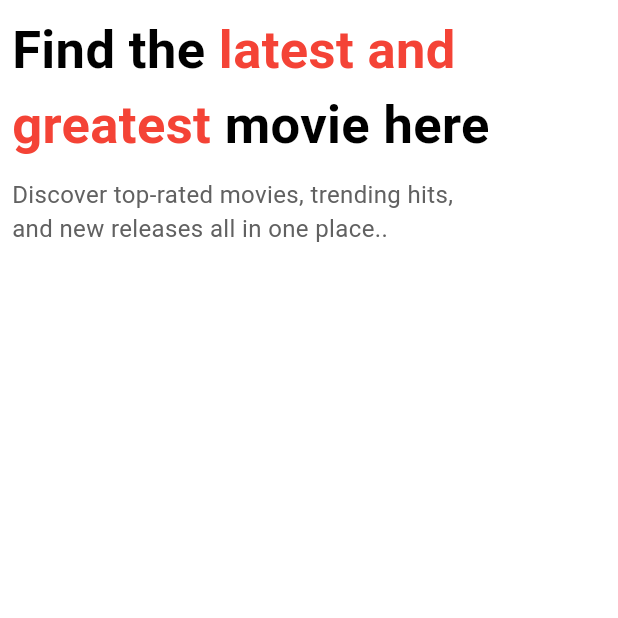
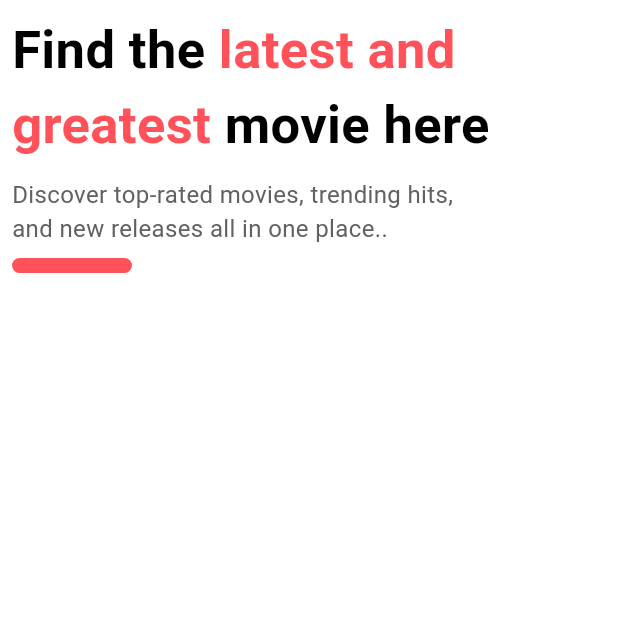
Before and after one commit to Eranga035225/movie_app_flutter_mobile_app, a Flutter app: the screen it shows after launch, on a phone screen of 412 x 824 dp, the top half of it. Run offline on Flutter 3.47's test engine with Material 3 defaults, Android fonts, the phone set to English and light mode, and no system bars.

Commit message:
changed color

```diff
--- a/lib/screens/onboard_screen1.dart
+++ b/lib/screens/onboard_screen1.dart
@@ -24,7 +24,7 @@ class _OnBoardScreen1State extends State<OnBoardScreen1> {
                   text: 'Find the',
                   style: TextStyle(color: Colors.black,fontSize: 35,fontWeight: FontWeight.bold),
                   children: [
-                    TextSpan(text: ' latest and\ngreatest',style: TextStyle(color: Colors.red,fontSize: 35,fontWeight: FontWeight.bold)),
+                    TextSpan(text: ' latest and\ngreatest',style: TextStyle( color: Color(0xFFFF515A),fontSize: 35,fontWeight: FontWeight.bold)),
                     TextSpan(text: ' movie here',style: TextStyle(color: Colors.black,fontSize: 35,fontWeight: FontWeight.bold)),
                   ]
 
@@ -33,6 +33,15 @@ class _OnBoardScreen1State extends State<OnBoardScreen1> {
                 Text('Discover top-rated movies, trending hits,\nand new releases all in one place..',style: TextStyle(color: Colors.grey.shade700,fontSize: 16),),
                 SizedBox(height: 8),
                 Row(children: [
+                  Container(
+                    width: 80,
+                    height: 10,
+                    decoration: BoxDecoration(
+                      color: Color(0xFFFF515A),
+                      borderRadius: BorderRadius.circular(10)
+
+                    ),
+                  )
 
                 ],)
 
--- a/lib/screens/splash_screen.dart
+++ b/lib/screens/splash_screen.dart
@@ -32,7 +32,7 @@ class _SplashScreenState extends State<SplashScreen> {
           Row(
             mainAxisAlignment: MainAxisAlignment.center,
             children: [
-              Icon(Icons.movie,size: 60,color: Colors.red,),
+              Icon(Icons.movie,size: 60, color: Color(0xFFFF515A),),
               SizedBox(width: 10,),
               Text("CinemateX",style: TextStyle(fontWeight: FontWeight.bold,fontSize: 35),),
             ],
```
